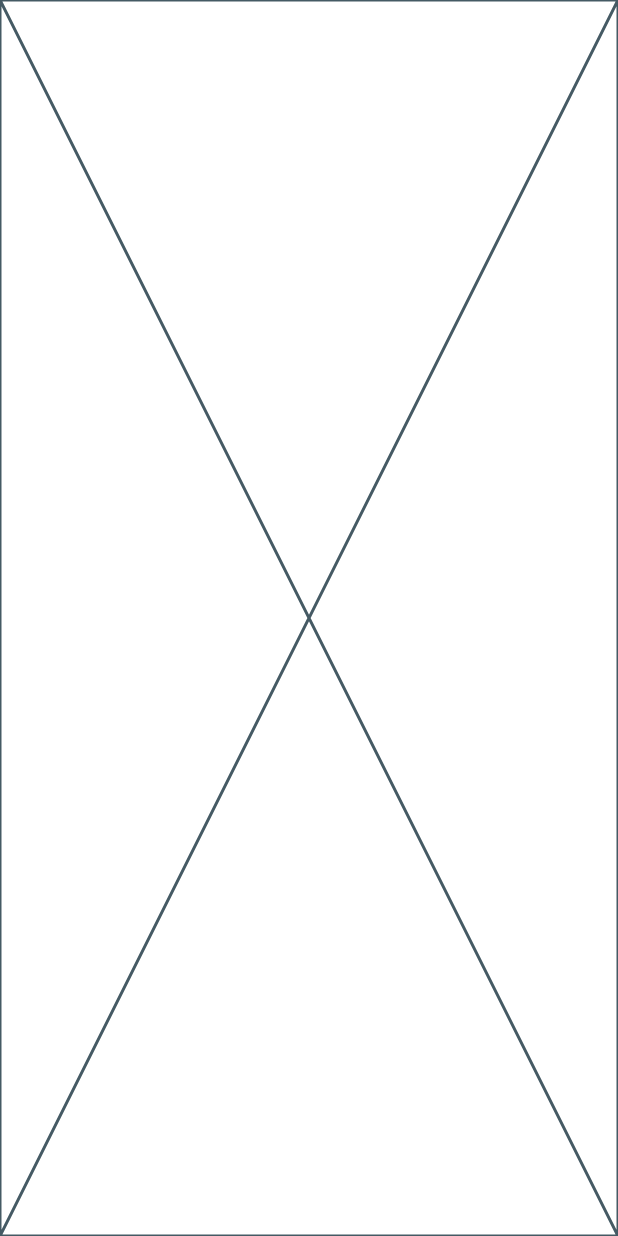
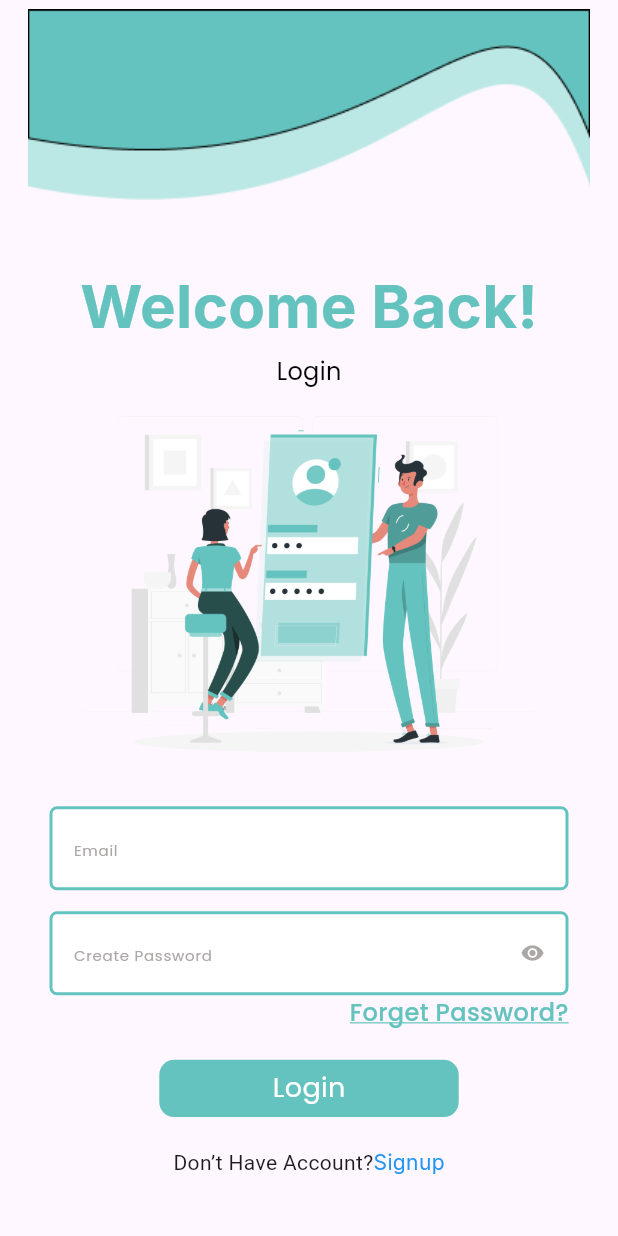
Before and after one commit to SalahHassan202/flutter-auth-ui, a Flutter app: the screen it shows after launch, after a tap on "Login", on a phone screen of 412 x 824 dp. Run offline on Flutter 3.47's test engine with Material 3 defaults, Android fonts, the phone set to English and light mode, and no system bars; our stand-ins replace google_fonts.

Commit message:
Finish Login page

```diff
--- a/lib/pages/log_in.dart
+++ b/lib/pages/log_in.dart
@@ -1,10 +1,160 @@
 import 'package:flutter/material.dart';
+import 'package:flutter_auth_ui/pages/sign_up.dart';
+import 'package:google_fonts/google_fonts.dart';
 
 class LogIn extends StatelessWidget {
   const LogIn({super.key});
 
   @override
   Widget build(BuildContext context) {
-    return const Placeholder();
+    TextEditingController email = TextEditingController();
+    TextEditingController password = TextEditingController();
+    return SafeArea(
+      child: Scaffold(
+        body: Column(
+          children: [
+            Image.asset("assets/top.png", width: double.infinity),
+            SizedBox(height: 36),
+            Text(
+              "Welcome Back!",
+              style: GoogleFonts.inter(
+                fontSize: 40,
+                fontWeight: FontWeight.bold,
+                color: Color(0xff64C3BF),
+              ),
+            ),
+            SizedBox(height: 4),
+            Text(
+              "Login",
+              style: GoogleFonts.poppins(
+                fontSize: 16,
+                fontWeight: FontWeight.w400,
+                color: Color(0xff000000),
+              ),
+            ),
+            SizedBox(height: 18),
+            Image.asset("assets/welcome.png", width: 300),
+            SizedBox(height: 36),
+
+            Padding(
+              padding: const EdgeInsets.symmetric(horizontal: 33.0),
+              child: TextField(
+                controller: email,
+                decoration: InputDecoration(
+                  fillColor: Colors.white,
+                  filled: true,
+                  hintText: "Email",
+                  hintStyle: GoogleFonts.poppins(
+                    color: Color(0xffACA7A7),
+                    fontSize: 10,
+                    fontWeight: FontWeight.normal,
+                  ),
+                  enabledBorder: OutlineInputBorder(
+                    borderSide: BorderSide(color: Color(0xff64C3BF), width: 2),
+                    borderRadius: BorderRadius.circular(5),
+                  ),
+                  focusedBorder: OutlineInputBorder(
+                    borderRadius: BorderRadius.circular(5),
+                    borderSide: BorderSide(color: Color(0xff64C3BF), width: 2),
+                  ),
+                ),
+              ),
+            ),
+            SizedBox(height: 14),
+            Padding(
+              padding: const EdgeInsets.symmetric(horizontal: 33.0),
+              child: TextField(
+                controller: password,
+                decoration: InputDecoration(
+                  suffixIcon: Icon(
+                    Icons.visibility,
+                    size: 16,
+                    color: Color(0xffACA7A7),
+                  ),
+                  fillColor: Colors.white,
+                  filled: true,
+                  hintText: "Create Password",
+                  hintStyle: GoogleFonts.poppins(
+                    color: Color(0xffACA7A7),
+                    fontSize: 10,
+                    fontWeight: FontWeight.normal,
+                  ),
+                  enabledBorder: OutlineInputBorder(
+                    borderSide: BorderSide(color: Color(0xff64C3BF), width: 2),
+                    borderRadius: BorderRadius.circular(5),
+                  ),
+                  focusedBorder: OutlineInputBorder(
+                    borderRadius: BorderRadius.circular(5),
+                    borderSide: BorderSide(color: Color(0xff64C3BF), width: 2),
+                  ),
+                ),
+              ),
+            ),
+            Align(
+              alignment: AlignmentGeometry.centerRight,
+              child: Padding(
+                padding: const EdgeInsets.symmetric(horizontal: 33),
+                child: Text(
+                  "Forget Password?",
+
+                  style: GoogleFonts.poppins(
+                    fontSize: 16,
+                    fontWeight: FontWeight.w500,
+                    color: Color(0xff64C3BF),
+                    decoration: TextDecoration.underline,
+                    decorationColor: Color(0xff64C3BF),
+                  ),
+                ),
+              ),
+            ),
+            SizedBox(height: 20),
+            Container(
+              width: 199.63,
+              height: 38.21,
+
+              decoration: BoxDecoration(
+                color: Color(0xff64C3BF),
+                borderRadius: BorderRadius.circular(10),
+              ),
+
+              child: Center(
+                child: Text(
+                  'Login',
+                  style: GoogleFonts.poppins(
+                    textStyle: TextStyle(
+                      fontSize: 18,
+                      color: Color(0xffFFFFFF),
+                    ),
+                  ),
+                ),
+              ),
+            ),
+
+            SizedBox(height: 20),
+
+            Row(
+              mainAxisAlignment: MainAxisAlignment.center,
+              children: [
+                Text('Don’t Have Account?'),
+                GestureDetector(
+                  onTap: () {
+                    Navigator.push(
+                      context,
+                      MaterialPageRoute(builder: (C) => SignUp()),
+                    );
+                  },
+                  child: Text(
+                    'Signup',
+                    style: GoogleFonts.inter(
+                      textStyle: TextStyle(color: Colors.blue),
+                    ),
+                  ),
+                ),
+              ],
+            ),
+          ],
+        ),
+      ),
+    );
   }
 }
```
